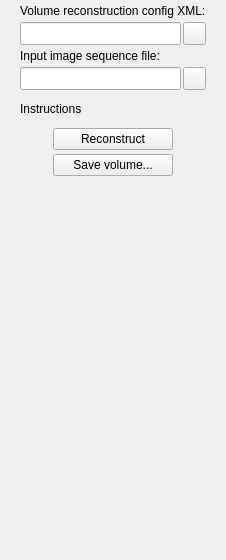
Before: the Qt Designer form PlusApp/fCal/Toolboxes/VolumeReconstructionToolbox.ui in PlusToolkit/PlusApp, drawn with Qt 5.
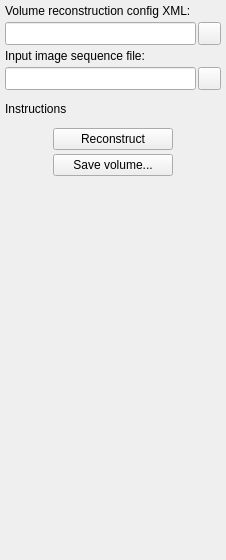
After: the same form once the commit is applied. Icons and pictures are not drawn.

Commit message: Re #190: Volume reconstructor's configuration reading fixed; Save calibration result changed (to new file containing date and time)

Diff of the .ui file:
```diff
--- a/PlusApp/fCal/Toolboxes/VolumeReconstructionToolbox.ui
+++ b/PlusApp/fCal/Toolboxes/VolumeReconstructionToolbox.ui
@@ -58,6 +58,12 @@
          <verstretch>0</verstretch>
         </sizepolicy>
        </property>
+       <property name="minimumSize">
+        <size>
+         <width>191</width>
+         <height>0</height>
+        </size>
+       </property>
        <property name="readOnly">
         <bool>true</bool>
        </property>
```
The commit also changes 3 other files.
